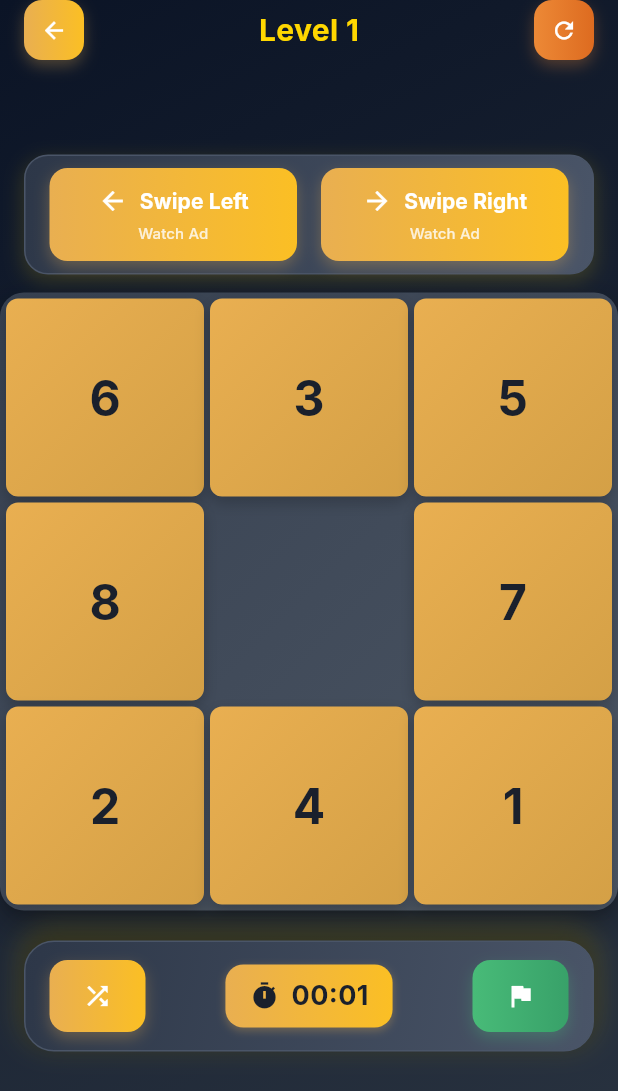
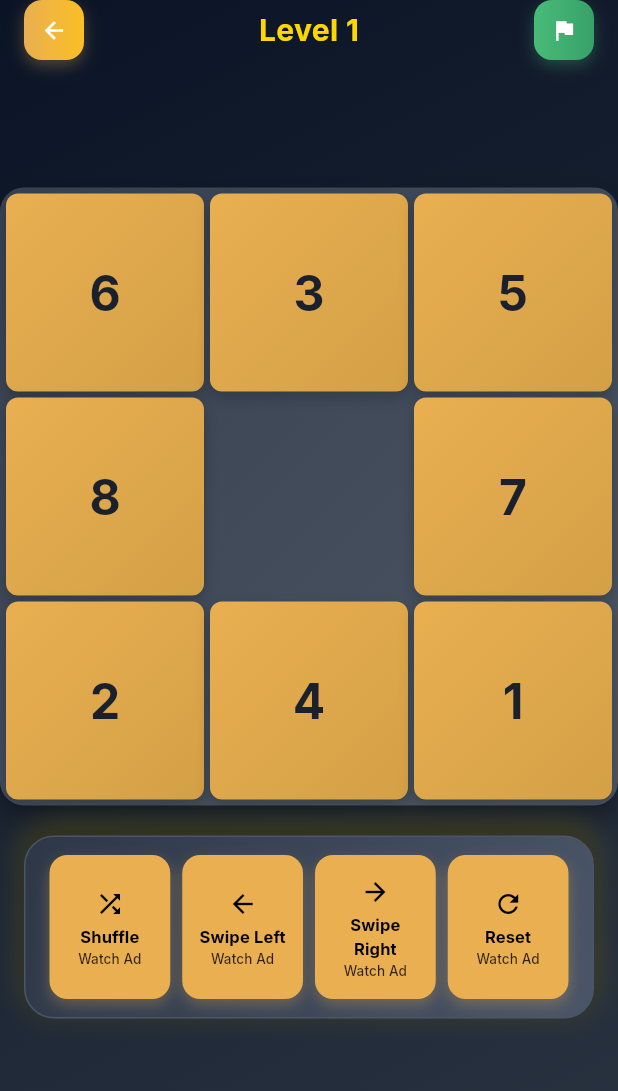
Before and after one commit to AgendeasSolution/sliding-number, a Flutter app: the screen it shows after launch, after a tap on an icon or button, on a phone screen of 412 x 824 dp. Shown: the top 1091 px of the screen. Run offline on Flutter 3.47's test engine with Material 3 defaults, Android fonts, the phone set to English and light mode, and no system bars; our stand-ins replace audioplayers, google_fonts, google_mobile_ads, shared_preferences; missing offline and left inert: onesignal_flutter; network calls fail.

Commit message:
Refactor game page UI and button functionality
- Removed obsolete swipe buttons and integrated a unified button design for improved consistency.
- Updated the goal button to replace the reset button, enhancing user interaction with game objectives.
- Simplified button layout in the bottom bar for better accessibility and responsiveness.
- Disabled animations in the home page and level card components to streamline performance and reduce complexity.

```diff
--- a/lib/pages/game_page.dart
+++ b/lib/pages/game_page.dart
@@ -591,8 +591,6 @@ class _GamePageState extends State<GamePage> {
                     child: Column(
                       mainAxisSize: MainAxisSize.min,
                       children: [
-                        _buildSwipeButtons(),
-                        const SizedBox(height: 12), // Gap between buttons and game board
                         GameBoard(
                           gameState: _gameState!,
                           onTileTap: _moveTile,
@@ -625,7 +623,7 @@ class _GamePageState extends State<GamePage> {
         children: [
           _buildExitButton(),
           _buildLevelDisplay(),
-          _buildResetButton(),
+          _buildGoalButtonHeader(),
         ],
       ),
     );
@@ -683,19 +681,19 @@ class _GamePageState extends State<GamePage> {
     );
   }
 
-  Widget _buildResetButton() {
+  Widget _buildGoalButtonHeader() {
     return SizedBox(
       width: 40,
       height: 40,
       child: DecoratedBox(
         decoration: BoxDecoration(
           gradient: const LinearGradient(
-            colors: [AppColors.warning, AppColors.warningDark],
+            colors: [AppColors.success, AppColors.successDark],
           ),
           borderRadius: BorderRadius.circular(12),
           boxShadow: [
             BoxShadow(
-              color: AppColors.warning.withValues(alpha: 0.3),
+              color: AppColors.success.withValues(alpha: 0.3),
               blurRadius: 8,
               offset: const Offset(0, 4),
             ),
@@ -704,7 +702,7 @@ class _GamePageState extends State<GamePage> {
         child: ElevatedButton(
           onPressed: () {
             AudioService.instance.playClickSound();
-            _resetToInitialState();
+            _showGoalModal();
           },
           style: ElevatedButton.styleFrom(
             backgroundColor: Colors.transparent,
@@ -715,7 +713,7 @@ class _GamePageState extends State<GamePage> {
             ),
           ),
           child: const Icon(
-            Icons.refresh,
+            Icons.flag,
             color: AppColors.textWhite,
             size: 18,
           ),
@@ -771,37 +769,27 @@ class _GamePageState extends State<GamePage> {
     );
   }
 
-  Widget _buildSwipeButton({
+  Widget _buildUnifiedButton({
     required IconData icon,
     required String label,
     required VoidCallback onPressed,
-    required bool isEnabled,
-    bool isActive = false,
+    required Color color,
+    bool isEnabled = true,
+    bool showWatchAd = false,
   }) {
     final bool isDisabled = !isEnabled;
 
-    return Expanded(
-      child: Opacity(
+    return Opacity(
       opacity: isDisabled ? 0.5 : 1.0,
       child: DecoratedBox(
         decoration: BoxDecoration(
-            gradient: isDisabled
-                ? null
-                : (isActive
-                    ? LinearGradient(
-                        colors: [AppColors.primaryGold, AppColors.primaryGoldDark],
-                      )
-                    : const LinearGradient(
-                        colors: [AppColors.logoGradientStart, AppColors.logoGradientEnd],
-                      )),
-            color: isDisabled ? AppColors.neutralDark : null,
+          color: isDisabled ? AppColors.neutralDark : color,
           borderRadius: BorderRadius.circular(12),
           boxShadow: isDisabled
               ? []
               : [
                   BoxShadow(
-                      color: (isActive ? AppColors.primaryGold : AppColors.logoGradientStart)
-                          .withValues(alpha: 0.3),
+                    color: color.withValues(alpha: 0.3),
                     blurRadius: 8,
                     offset: const Offset(0, 4),
                   ),
@@ -812,53 +800,73 @@ class _GamePageState extends State<GamePage> {
           style: ElevatedButton.styleFrom(
             backgroundColor: Colors.transparent,
             shadowColor: Colors.transparent,
-              padding: const EdgeInsets.symmetric(horizontal: 16, vertical: 12),
+            padding: const EdgeInsets.symmetric(horizontal: 8, vertical: 8),
             shape: RoundedRectangleBorder(
               borderRadius: BorderRadius.circular(12),
             ),
           ),
+          child: SizedBox(
+            height: 80, // Reduced height for all buttons
             child: Column(
-              mainAxisSize: MainAxisSize.min,
+              mainAxisAlignment: MainAxisAlignment.center,
               children: [
-                Row(
-                  mainAxisAlignment: MainAxisAlignment.center,
-                  mainAxisSize: MainAxisSize.min,
-                  children: [
+                // Icon at the top (without square container)
                 Icon(
                   icon,
-                      color: AppColors.textWhite,
+                  color: Colors.black,
                   size: 20,
                 ),
-                    const SizedBox(width: 8),
+                const SizedBox(height: 4),
+                // Button name below icon - allow wrapping
                 Flexible(
                   child: Text(
                     label,
                     style: const TextStyle(
                       fontWeight: FontWeight.bold,
-                          color: AppColors.textWhite,
-                          fontSize: 14,
+                      color: Colors.black,
+                      fontSize: 11,
                     ),
-                        overflow: TextOverflow.ellipsis,
+                    overflow: TextOverflow.visible,
+                    textAlign: TextAlign.center,
+                    maxLines: 2,
+                    softWrap: true,
                   ),
                 ),
-                  ],
+                const SizedBox(height: 2),
+                // Watch Ad text below button name
+                Text(
+                  showWatchAd && isEnabled ? 'Watch Ad' : '',
+                  style: TextStyle(
+                    fontSize: 9,
+                    color: Colors.black.withValues(alpha: 0.8),
+                    fontWeight: FontWeight.w500,
+                    height: 1.0,
                   ),
-                if (!isActive && isEnabled)
-                  Padding(
-                    padding: const EdgeInsets.only(top: 4),
-                    child: Text(
-                      'Watch Ad',
-                      style: TextStyle(
-                        fontSize: 10,
-                        color: AppColors.textWhite.withValues(alpha: 0.8),
-                        fontWeight: FontWeight.w500,
-                      ),
-                    ),
+                  textAlign: TextAlign.center,
                 ),
               ],
             ),
           ),
         ),
+      ),
+    );
+  }
+
+  Widget _buildSwipeButton({
+    required IconData icon,
+    required String label,
+    required VoidCallback onPressed,
+    required bool isEnabled,
+    bool isActive = false,
+  }) {
+    return Expanded(
+      child: _buildUnifiedButton(
+        icon: icon,
+        label: label,
+        onPressed: onPressed,
+        color: isActive ? AppColors.logoGradientStart : AppColors.logoGradientStart,
+        isEnabled: isEnabled,
+        showWatchAd: !isActive && isEnabled,
       ),
     );
   }
@@ -893,14 +901,55 @@ class _GamePageState extends State<GamePage> {
         ],
       ),
       child: Row(
-        mainAxisAlignment: MainAxisAlignment.spaceBetween,
+        mainAxisAlignment: MainAxisAlignment.spaceEvenly,
         children: [
-          // Shuffle button on the left
-          _buildShuffleButton(),
-          // Time display in the center
-          _buildTimeDisplay(),
-          // Goal button on the right
-          _buildGoalButton(),
+          // Shuffle button (left)
+          Expanded(
+            child: _buildUnifiedButton(
+              icon: Icons.shuffle,
+              label: 'Shuffle',
+              onPressed: () {
+                AudioService.instance.playClickSound();
+                _shuffleGame();
+              },
+              color: AppColors.logoGradientStart,
+              isEnabled: _gameState?.isGameActive ?? false,
+              showWatchAd: _gameState?.isGameActive ?? false,
+            ),
+          ),
+          const SizedBox(width: 8),
+          // Swipe Left button (center-left)
+          _buildSwipeButton(
+            icon: Icons.arrow_back,
+            label: _isLeftSwapMode ? 'Cancel' : 'Swipe Left',
+            onPressed: _onLeftSwipeButtonPressed,
+            isEnabled: _gameState?.isGameActive ?? false,
+            isActive: _isLeftSwapMode,
+          ),
+          const SizedBox(width: 8),
+          // Swipe Right button (center-right)
+          _buildSwipeButton(
+            icon: Icons.arrow_forward,
+            label: _isRightSwapMode ? 'Cancel' : 'Swipe Right',
+            onPressed: _onRightSwipeButtonPressed,
+            isEnabled: _gameState?.isGameActive ?? false,
+            isActive: _isRightSwapMode,
+          ),
+          const SizedBox(width: 8),
+          // Reset button (right)
+          Expanded(
+            child: _buildUnifiedButton(
+              icon: Icons.refresh,
+              label: 'Reset',
+              onPressed: () {
+                AudioService.instance.playClickSound();
+                _resetToInitialState();
+              },
+              color: AppColors.logoGradientStart,
+              isEnabled: _gameState?.isGameActive ?? false,
+              showWatchAd: _gameState?.isGameActive ?? false,
+            ),
+          ),
         ],
       ),
     );
@@ -944,31 +993,6 @@ class _GamePageState extends State<GamePage> {
     );
   }
 
-  Widget _buildShuffleButton() {
-    return GameButton(
-      icon: Icons.shuffle,
-      onPressed: () {
-        AudioService.instance.playClickSound();
-        _shuffleGame();
-      }, // Watch ad to earn shuffle reward
-      gradient: const LinearGradient(
-        colors: [AppColors.logoGradientStart, AppColors.logoGradientEnd],
-      ),
-    );
-  }
-
-  Widget _buildGoalButton() {
-    return GameButton(
-      icon: Icons.flag,
-      onPressed: () {
-        AudioService.instance.playClickSound();
-        _showGoalModal();
-      },
-      gradient: const LinearGradient(
-        colors: [AppColors.success, AppColors.successDark],
-      ),
-    );
-  }
 
   // --- Modals / Dialogs ---
 
--- a/lib/pages/home_page.dart
+++ b/lib/pages/home_page.dart
@@ -45,28 +45,7 @@ class _HomePageState extends State<HomePage> with TickerProviderStateMixin {
     super.initState();
     final int totalPages = (AppConstants.maxLevel / 9).ceil();
     _pageController = PageController();
-    _cardsAnimationController = AnimationController(
-      duration: const Duration(milliseconds: 2000),
-      vsync: this,
-    );
-    _particleAnimationController = AnimationController(
-      duration: const Duration(seconds: 3),
-      vsync: this,
-    );
-
-    _cardsAnimation = CurvedAnimation(
-      parent: _cardsAnimationController,
-      curve: Curves.easeOutBack,
-    );
-    _particleAnimation = CurvedAnimation(
-      parent: _particleAnimationController,
-      curve: Curves.linear,
-    );
-
-    Future.delayed(const Duration(milliseconds: 300), () {
-      _cardsAnimationController.forward();
-    });
-    _particleAnimationController.repeat();
+    // Animations disabled
 
     // Defer heavy operations to prevent blocking UI rendering
     // Use microtask to ensure UI is rendered first, then run background tasks
@@ -102,8 +81,6 @@ class _HomePageState extends State<HomePage> with TickerProviderStateMixin {
   @override
   void dispose() {
     _pageController.dispose();
-    _cardsAnimationController.dispose();
-    _particleAnimationController.dispose();
     super.dispose();
   }
 
@@ -296,15 +273,8 @@ class _HomePageState extends State<HomePage> with TickerProviderStateMixin {
   }
 
   Widget _buildAnimatedBackground() {
-    return AnimatedBuilder(
-      animation: _particleAnimation,
-      builder: (context, child) {
-        return CustomPaint(
-          painter: ParticlePainter(_particleAnimation.value),
-          size: Size.infinite,
-        );
-      },
-    );
+    // Animation disabled - return empty container
+    return const SizedBox.shrink();
   }
 
   Widget _buildHeader(BuildContext context) {
@@ -493,11 +463,7 @@ class _HomePageState extends State<HomePage> with TickerProviderStateMixin {
               totalPages,
               (index) => GestureDetector(
                 onTap: () {
-                  _pageController.animateToPage(
-                    index,
-                    duration: const Duration(milliseconds: 300),
-                    curve: Curves.easeInOut,
-                  );
+                  _pageController.jumpToPage(index);
                 },
                 child: Container(
                   width: 8.0,
@@ -1256,50 +1222,12 @@ class _LevelCard extends StatefulWidget {
 }
 
 class _LevelCardState extends State<_LevelCard> with SingleTickerProviderStateMixin {
-  late AnimationController _hoverController;
-  late Animation<double> _hoverAnimation;
-  bool _isHovered = false;
-
-  @override
-  void initState() {
-    super.initState();
-    _hoverController = AnimationController(
-      duration: const Duration(milliseconds: 200),
-      vsync: this,
-    );
-    _hoverAnimation = CurvedAnimation(
-      parent: _hoverController,
-      curve: Curves.easeInOut,
-    );
-  }
-
-  @override
-  void dispose() {
-    _hoverController.dispose();
-    super.dispose();
-  }
+  // Animations disabled
 
   @override
   Widget build(BuildContext context) {
     return GestureDetector(
       onTap: widget.isUnlocked ? widget.onTap : null,
-      onTapDown: widget.isUnlocked ? (_) {
-        setState(() => _isHovered = true);
-        _hoverController.forward();
-      } : null,
-      onTapUp: widget.isUnlocked ? (_) {
-        setState(() => _isHovered = false);
-        _hoverController.reverse();
-      } : null,
-      onTapCancel: widget.isUnlocked ? () {
-        setState(() => _isHovered = false);
-        _hoverController.reverse();
-      } : null,
-      child: AnimatedBuilder(
-        animation: _hoverAnimation,
-        builder: (context, child) {
-          return Transform.scale(
-            scale: widget.isUnlocked ? 1.0 + (_hoverAnimation.value * 0.05) : 1.0,
       child: Container(
         decoration: BoxDecoration(
           gradient: LinearGradient(
@@ -1310,7 +1238,7 @@ class _LevelCardState extends State<_LevelCard> with SingleTickerProviderStateMi
           borderRadius: BorderRadius.circular(24),
           border: Border.all(
             color: _getCardBorderColor(),
-                  width: 1.5 + (_hoverAnimation.value * 0.5),
+            width: 1.5,
           ),
           boxShadow: _getCardShadows(),
         ),
@@ -1336,7 +1264,7 @@ class _LevelCardState extends State<_LevelCard> with SingleTickerProviderStateMi
                               '${widget.level}',
                               textAlign: TextAlign.center,
                               style: TextStyle(
-                                fontSize: 22 + (_hoverAnimation.value * 2),
+                                fontSize: 22,
                                 fontWeight: FontWeight.w900,
                                 color: _getLevelNumberColor(),
                                 shadows: _getLevelNumberShadows(),
@@ -1357,7 +1285,7 @@ class _LevelCardState extends State<_LevelCard> with SingleTickerProviderStateMi
                                   borderRadius: BorderRadius.circular(24),
                                   border: Border.all(
                                     color: _getIconContainerBorderColor(),
-                                    width: 1.5 + (_hoverAnimation.value * 0.5),
+                                    width: 1.5,
                                   ),
                                   boxShadow: _getIconContainerShadows(),
                                 ),
@@ -1365,7 +1293,7 @@ class _LevelCardState extends State<_LevelCard> with SingleTickerProviderStateMi
                                   child: Icon(
                                     Icons.check_circle,
                                     color: Colors.white,
-                                    size: widget.iconSize * 0.5 + (_hoverAnimation.value * 2),
+                                    size: widget.iconSize * 0.5,
                                   ),
                                 ),
                               ),
@@ -1385,7 +1313,7 @@ class _LevelCardState extends State<_LevelCard> with SingleTickerProviderStateMi
                                   borderRadius: BorderRadius.circular(24),
                                   border: Border.all(
                                     color: _getIconContainerBorderColor(),
-                                    width: 1.5 + (_hoverAnimation.value * 0.5),
+                                    width: 1.5,
                                   ),
                                   boxShadow: _getIconContainerShadows(),
                                 ),
@@ -1393,7 +1321,7 @@ class _LevelCardState extends State<_LevelCard> with SingleTickerProviderStateMi
                                   child: Icon(
                                     Icons.lock,
                                     color: Colors.grey.shade400,
-                                    size: widget.iconSize * 0.5 + (_hoverAnimation.value * 2),
+                                    size: widget.iconSize * 0.5,
                                   ),
                                 ),
                               ),
@@ -1407,8 +1335,8 @@ class _LevelCardState extends State<_LevelCard> with SingleTickerProviderStateMi
                           top: widget.cardPadding + 2,
                           right: widget.cardPadding + 2,
                           child: Container(
-                            width: 8 + (_hoverAnimation.value * 1),
-                            height: 8 + (_hoverAnimation.value * 1),
+                            width: 8,
+                            height: 8,
                             decoration: BoxDecoration(
                               color: Colors.white,
                               shape: BoxShape.circle,
@@ -1426,9 +1354,6 @@ class _LevelCardState extends State<_LevelCard> with SingleTickerProviderStateMi
                   ),
                 ),
               ),
-            ),
-          );
-        },
             ),
     );
   }
@@ -1456,9 +1381,9 @@ class _LevelCardState extends State<_LevelCard> with SingleTickerProviderStateMi
 
   Color _getCardBorderColor() {
     if (widget.isCompleted) {
-      return Colors.white.withValues(alpha: 0.3 + (_hoverAnimation.value * 0.2));
+      return Colors.white.withValues(alpha: 0.3);
     } else if (widget.isUnlocked) {
-      return Colors.white.withValues(alpha: 0.3 + (_hoverAnimation.value * 0.2));
+      return Colors.white.withValues(alpha: 0.3);
     } else {
       return Colors.grey.withValues(alpha: 0.5);
     }
@@ -1469,15 +1394,15 @@ class _LevelCardState extends State<_LevelCard> with SingleTickerProviderStateMi
       return [
         // Main glow shadow with green color
         BoxShadow(
-          color: AppColors.success.withValues(alpha: 0.3 + (_hoverAnimation.value * 0.1)),
-          blurRadius: 12 + (_hoverAnimation.value * 4),
+          color: AppColors.success.withValues(alpha: 0.3),
+          blurRadius: 12,
           offset: const Offset(0, 5),
-          spreadRadius: 2 + (_hoverAnimation.value * 1),
+          spreadRadius: 2,
         ),
         // Dark shadow for depth
         BoxShadow(
-          color: Colors.black.withValues(alpha: 0.2 + (_hoverAnimation.value * 0.05)),
-          blurRadius: 8 + (_hoverAnimation.value * 2),
+          color: Colors.black.withValues(alpha: 0.2),
+          blurRadius: 8,
           offset: const Offset(0, 3),
         ),
       ];
@@ -1485,15 +1410,15 @@ class _LevelCardState extends State<_LevelCard> with SingleTickerProviderStateMi
       return [
         // Main glow shadow with blue color
         BoxShadow(
-          color: AppColors.info.withValues(alpha: 0.3 + (_hoverAnimation.value * 0.1)),
-          blurRadius: 12 + (_hoverAnimation.value * 4),
+          color: AppColors.info.withValues(alpha: 0.3),
+          blurRadius: 12,
           offset: const Offset(0, 5),
-          spreadRadius: 2 + (_hoverAnimation.value * 1),
+          spreadRadius: 2,
         ),
         // Dark shadow for depth
         BoxShadow(
-          color: Colors.black.withValues(alpha: 0.2 + (_hoverAnimation.value * 0.05)),
-          blurRadius: 8 + (_hoverAnimation.value * 2),
+          color: Colors.black.withValues(alpha: 0.2),
+          blurRadius: 8,
           offset: const Offset(0, 3),
         ),
       ];
@@ -1531,12 +1456,12 @@ class _LevelCardState extends State<_LevelCard> with SingleTickerProviderStateMi
         Shadow(
           color: Colors.black87,
           offset: const Offset(1, 1),
-          blurRadius: 4 + (_hoverAnimation.value * 2),
+          blurRadius: 4,
         ),
         Shadow(
           color: Colors.white24,
           offset: const Offset(-1, -1),
-          blurRadius: 2 + (_hoverAnimation.value * 1),
+          blurRadius: 2,
         ),
       ];
     } else if (widget.isUnlocked) {
@@ -1544,12 +1469,12 @@ class _LevelCardState extends State<_LevelCard> with SingleTickerProviderStateMi
         Shadow(
           color: Colors.black87,
           offset: const Offset(1, 1),
-          blurRadius: 4 + (_hoverAnimation.value * 2),
+          blurRadius: 4,
         ),
         Shadow(
           color: Colors.white24,
           offset: const Offset(-1, -1),
-          blurRadius: 2 + (_hoverAnimation.value * 1),
+          blurRadius: 2,
         ),
       ];
     } else {
@@ -1566,13 +1491,13 @@ class _LevelCardState extends State<_LevelCard> with SingleTickerProviderStateMi
   List<Color> _getIconContainerGradient() {
     if (widget.isCompleted) {
       return [
-        Colors.white.withValues(alpha: 0.25 + (_hoverAnimation.value * 0.1)),
-        Colors.white.withValues(alpha: 0.1 + (_hoverAnimation.value * 0.05)),
+        Colors.white.withValues(alpha: 0.25),
+        Colors.white.withValues(alpha: 0.1),
       ];
     } else if (widget.isUnlocked) {
       return [
-        Colors.white.withValues(alpha: 0.25 + (_hoverAnimation.value * 0.1)),
-        Colors.white.withValues(alpha: 0.1 + (_hoverAnimation.value * 0.05)),
+        Colors.white.withValues(alpha: 0.25),
+        Colors.white.withValues(alpha: 0.1),
       ];
     } else {
       return [
@@ -1584,9 +1509,9 @@ class _LevelCardState extends State<_LevelCard> with SingleTickerProviderStateMi
 
   Color _getIconContainerBorderColor() {
     if (widget.isCompleted) {
-      return Colors.white.withValues(alpha: 0.4 + (_hoverAnimation.value * 0.2));
+      return Colors.white.withValues(alpha: 0.4);
     } else if (widget.isUnlocked) {
-      return Colors.white.withValues(alpha: 0.4 + (_hoverAnimation.value * 0.2));
+      return Colors.white.withValues(alpha: 0.4);
     } else {
       return Colors.grey.withValues(alpha: 0.3);
     }
@@ -1596,26 +1521,26 @@ class _LevelCardState extends State<_LevelCard> with SingleTickerProviderStateMi
     if (widget.isCompleted) {
       return [
         BoxShadow(
-          color: Colors.white.withValues(alpha: 0.1 + (_hoverAnimation.value * 0.05)),
-          blurRadius: 4 + (_hoverAnimation.value * 2),
+          color: Colors.white.withValues(alpha: 0.1),
+          blurRadius: 4,
           offset: const Offset(0, 1),
         ),
         BoxShadow(
-          color: Colors.black.withValues(alpha: 0.1 + (_hoverAnimation.value * 0.05)),
-          blurRadius: 4 + (_hoverAnimation.value * 2),
+          color: Colors.black.withValues(alpha: 0.1),
+          blurRadius: 4,
           offset: const Offset(0, -1),
         ),
       ];
     } else if (widget.isUnlocked) {
       return [
         BoxShadow(
-          color: Colors.white.withValues(alpha: 0.1 + (_hoverAnimation.value * 0.05)),
-          blurRadius: 4 + (_hoverAnimation.value * 2),
+          color: Colors.white.withValues(alpha: 0.1),
+          blurRadius: 4,
           offset: const Offset(0, 1),
         ),
         BoxShadow(
-          color: Colors.black.withValues(alpha: 0.1 + (_hoverAnimation.value * 0.05)),
-          blurRadius: 4 + (_hoverAnimation.value * 2),
+          color: Colors.black.withValues(alpha: 0.1),
+          blurRadius: 4,
           offset: const Offset(0, -1),
         ),
       ];
@@ -1642,9 +1567,9 @@ class _LevelCardState extends State<_LevelCard> with SingleTickerProviderStateMi
 
   Color _getStatusTextColor() {
     if (widget.isCompleted) {
-      return AppColors.completedAccent.withValues(alpha: 0.9 + (_hoverAnimation.value * 0.1));
+      return AppColors.completedAccent.withValues(alpha: 0.9);
     } else if (widget.isUnlocked) {
-      return Colors.white.withValues(alpha: 0.9 + (_hoverAnimation.value * 0.1));
+      return Colors.white.withValues(alpha: 0.9);
     } else {
       return Colors.grey.shade400;
     }
@@ -1656,7 +1581,7 @@ class _LevelCardState extends State<_LevelCard> with SingleTickerProviderStateMi
         Shadow(
           color: Colors.black87,
           offset: const Offset(0.5, 0.5),
-          blurRadius: 1 + (_hoverAnimation.value * 0.5),
+          blurRadius: 1,
         ),
       ];
     } else if (widget.isUnlocked) {
@@ -1664,7 +1589,7 @@ class _LevelCardState extends State<_LevelCard> with SingleTickerProviderStateMi
         Shadow(
           color: Colors.black87,
           offset: const Offset(0.5, 0.5),
-          blurRadius: 1 + (_hoverAnimation.value * 0.5),
+          blurRadius: 1,
         ),
       ];
     } else {
```
Lines whose indentation alone changed are shown as unchanged.
